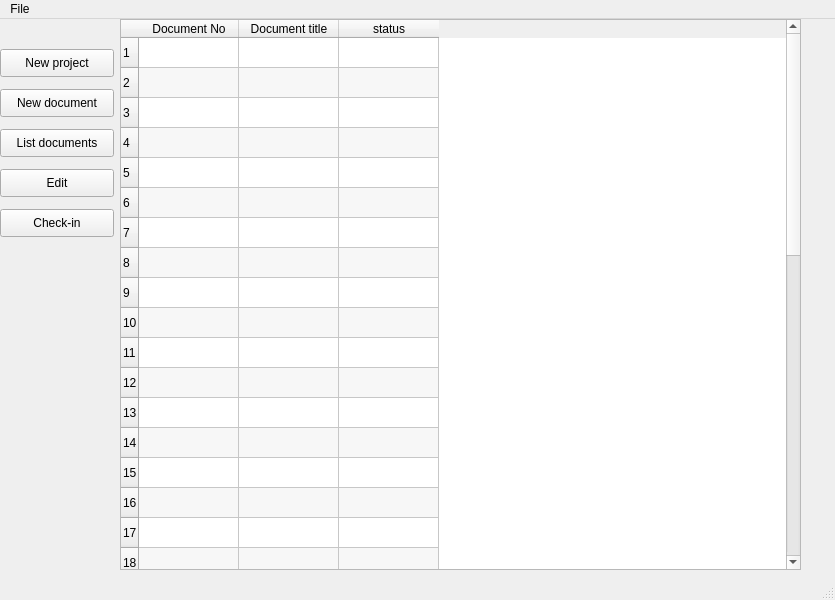
thuswa/subdms, file ui/mainwindow.ui: the form before one commit.
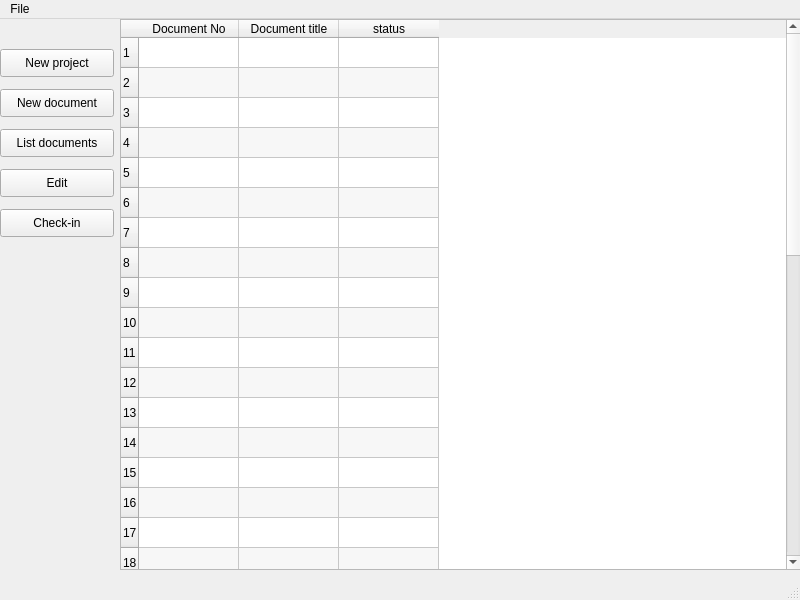
The form after the commit.

Commit message: changed width of mainwindow

```diff
--- a/ui/mainwindow.ui
+++ b/ui/mainwindow.ui
@@ -5,7 +5,7 @@
    <rect>
     <x>0</x>
     <y>0</y>
-    <width>835</width>
+    <width>800</width>
     <height>600</height>
    </rect>
   </property>
@@ -176,7 +176,7 @@
     <rect>
      <x>0</x>
      <y>0</y>
-     <width>835</width>
+     <width>800</width>
      <height>27</height>
     </rect>
    </property>
```
